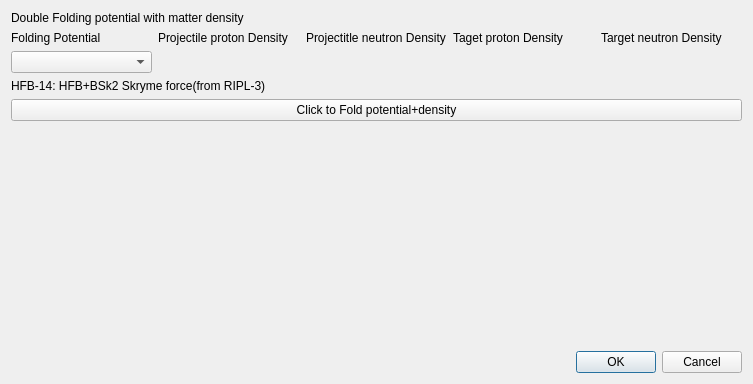
This is GUI/DoubleFolding/dialog_DFOLD.ui in alphacentaury-github/ReactionGUI as Qt 5 draws it before an edit. The edited form follows.
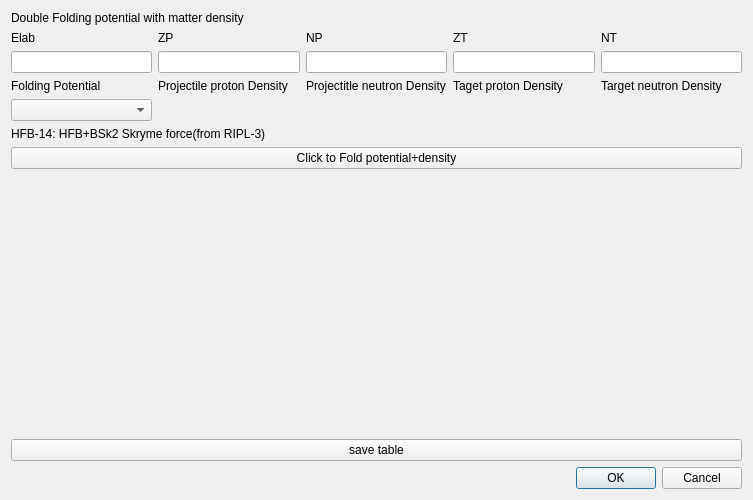
This is the edited form.

Patch:
```diff
--- a/GUI/DoubleFolding/dialog_DFOLD.ui
+++ b/GUI/DoubleFolding/dialog_DFOLD.ui
@@ -7,9 +7,21 @@
     <x>0</x>
     <y>0</y>
     <width>753</width>
-    <height>384</height>
+    <height>500</height>
    </rect>
   </property>
+  <property name="sizePolicy">
+   <sizepolicy hsizetype="Minimum" vsizetype="Minimum">
+    <horstretch>0</horstretch>
+    <verstretch>0</verstretch>
+   </sizepolicy>
+  </property>
+  <property name="minimumSize">
+   <size>
+    <width>700</width>
+    <height>500</height>
+   </size>
+  </property>
   <property name="windowTitle">
    <string>Double Folding Potential</string>
   </property>
@@ -23,43 +35,96 @@
    </item>
    <item>
     <layout class="QGridLayout" name="gridLayout">
-     <item row="0" column="3">
+     <property name="sizeConstraint">
+      <enum>QLayout::SetDefaultConstraint</enum>
+     </property>
+     <item row="2" column="4">
+      <widget class="QLabel" name="label_6">
+       <property name="text">
+        <string>Target neutron Density</string>
+       </property>
+      </widget>
+     </item>
+     <item row="2" column="2">
+      <widget class="QLabel" name="label">
+       <property name="text">
+        <string>Projectitle neutron Density</string>
+       </property>
+      </widget>
+     </item>
+     <item row="2" column="1">
+      <widget class="QLabel" name="label_2">
+       <property name="text">
+        <string>Projectile proton Density</string>
+       </property>
+      </widget>
+     </item>
+     <item row="2" column="3">
       <widget class="QLabel" name="label_3">
        <property name="text">
         <string>Taget proton Density</string>
        </property>
       </widget>
      </item>
-     <item row="0" column="0">
+     <item row="2" column="0">
       <widget class="QLabel" name="label_4">
        <property name="text">
         <string>Folding Potential</string>
        </property>
       </widget>
      </item>
-     <item row="0" column="2">
-      <widget class="QLabel" name="label">
-       <property name="text">
-        <string>Projectitle neutron Density</string>
-       </property>
-      </widget>
+     <item row="3" column="0">
+      <widget class="QComboBox" name="comboBox_potential"/>
+     </item>
+     <item row="1" column="3">
+      <widget class="QLineEdit" name="lineEdit_zt"/>
+     </item>
+     <item row="1" column="2">
+      <widget class="QLineEdit" name="lineEdit_np"/>
+     </item>
+     <item row="1" column="4">
+      <widget class="QLineEdit" name="lineEdit_nt"/>
+     </item>
+     <item row="1" column="1">
+      <widget class="QLineEdit" name="lineEdit_zp"/>
      </item>
      <item row="0" column="1">
-      <widget class="QLabel" name="label_2">
+      <widget class="QLabel" name="label_5">
        <property name="text">
-        <string>Projectile proton Density</string>
+        <string>ZP</string>
+       </property>
+      </widget>
+     </item>
+     <item row="0" column="2">
+      <widget class="QLabel" name="label_7">
+       <property name="text">
+        <string>NP</string>
+       </property>
+      </widget>
+     </item>
+     <item row="0" column="3">
+      <widget class="QLabel" name="label_8">
+       <property name="text">
+        <string>ZT</string>
        </property>
       </widget>
      </item>
      <item row="0" column="4">
-      <widget class="QLabel" name="label_6">
+      <widget class="QLabel" name="label_9">
        <property name="text">
-        <string>Target neutron Density</string>
+        <string>NT</string>
+       </property>
+      </widget>
+     </item>
+     <item row="0" column="0">
+      <widget class="QLabel" name="label_10">
+       <property name="text">
+        <string>Elab</string>
        </property>
       </widget>
      </item>
      <item row="1" column="0">
-      <widget class="QComboBox" name="comboBox_potential"/>
+      <widget class="QLineEdit" name="lineEdit_elab"/>
      </item>
     </layout>
    </item>
@@ -94,6 +159,13 @@
      <layout class="QVBoxLayout" name="plot_layout"/>
     </widget>
    </item>
+   <item>
+    <widget class="QPushButton" name="pushButton_table">
+     <property name="text">
+      <string>save table</string>
+     </property>
+    </widget>
+   </item>
    <item>
     <widget class="QDialogButtonBox" name="buttonBox">
      <property name="orientation">
```
